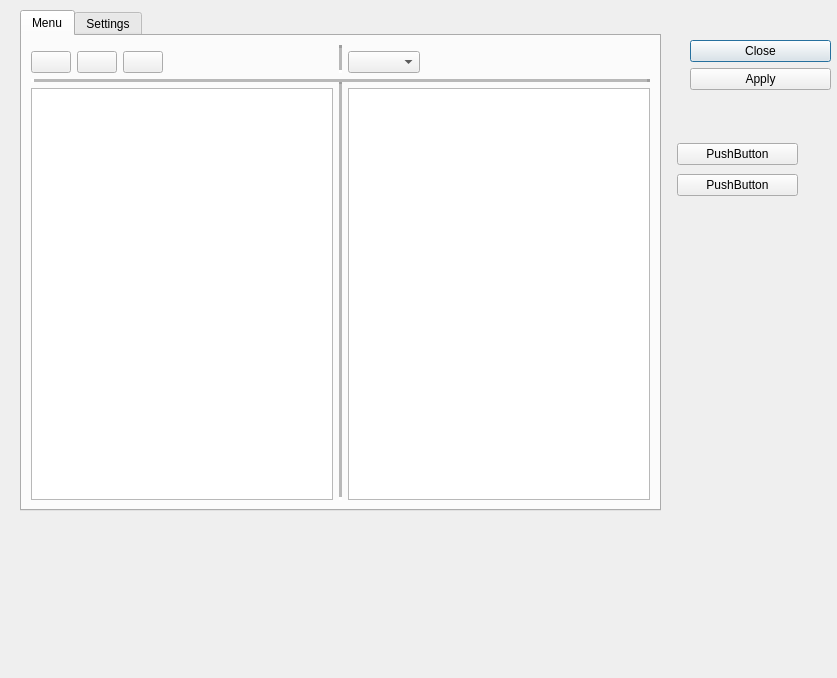
This is src/imagetopdf.ui in mvvgentoo/PDFCreator as Qt 5 draws it before an edit. The edited form follows.
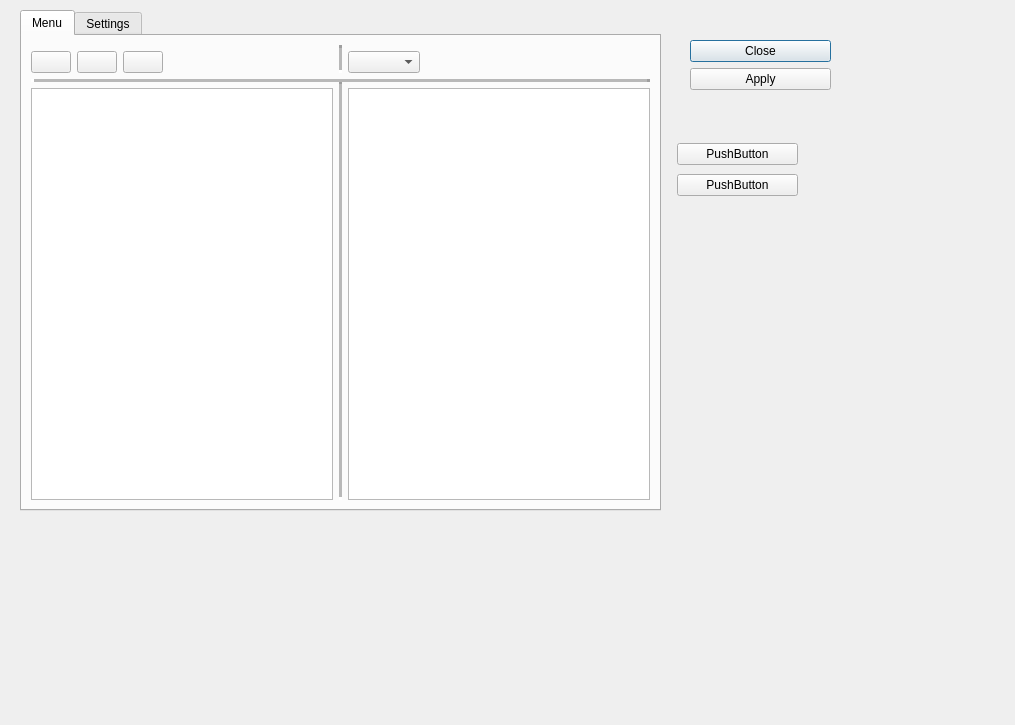
This is the edited form. Icons and pictures are not drawn.

```diff
--- a/src/imagetopdf.ui
+++ b/src/imagetopdf.ui
@@ -6,8 +6,8 @@
    <rect>
     <x>0</x>
     <y>0</y>
-    <width>837</width>
-    <height>678</height>
+    <width>1015</width>
+    <height>725</height>
    </rect>
   </property>
   <property name="windowTitle">
@@ -239,6 +239,19 @@
     </item>
    </layout>
   </widget>
+  <widget class="QLabel" name="ImagePreview">
+   <property name="geometry">
+    <rect>
+     <x>710</x>
+     <y>260</y>
+     <width>231</width>
+     <height>181</height>
+    </rect>
+   </property>
+   <property name="text">
+    <string/>
+   </property>
+  </widget>
  </widget>
  <resources>
   <include location="../Images/res.qrc"/>
```
